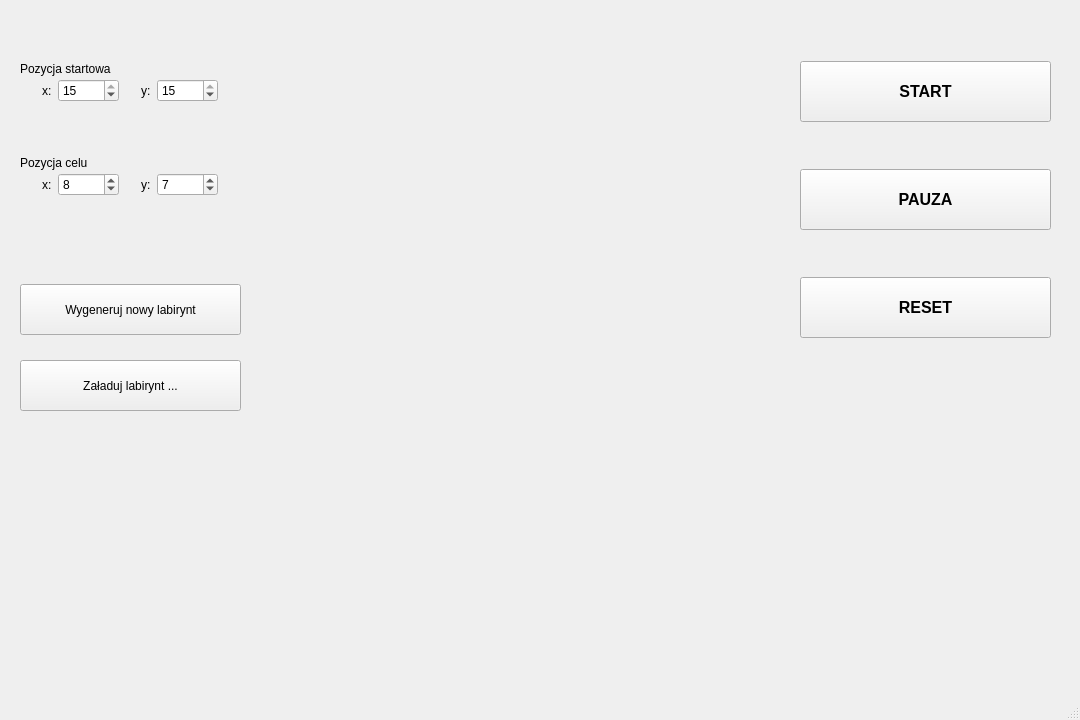
Mateusz533/micromouse, file mainwindow.ui: the form before one commit.
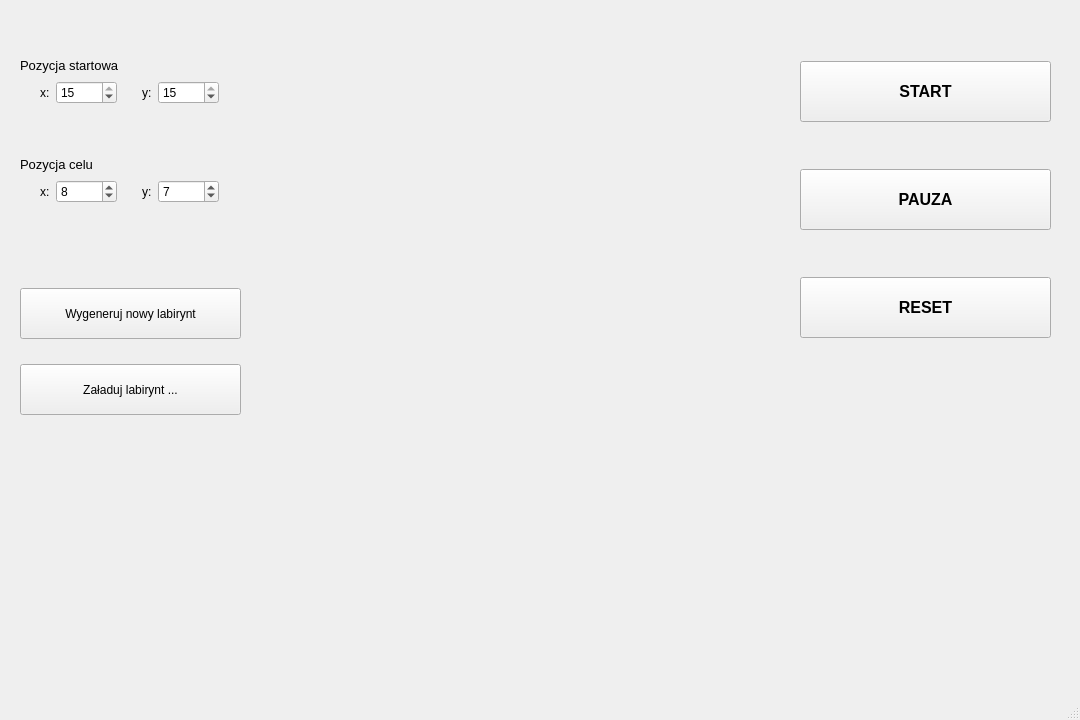
The form after the commit. Custom widgets are drawn as their Qt base class.

Commit message: Optimize algorithms and layout

```diff
--- a/mainwindow.ui
+++ b/mainwindow.ui
@@ -10,10 +10,34 @@
     <height>720</height>
    </rect>
   </property>
+  <property name="sizePolicy">
+   <sizepolicy hsizetype="Preferred" vsizetype="Preferred">
+    <horstretch>0</horstretch>
+    <verstretch>0</verstretch>
+   </sizepolicy>
+  </property>
+  <property name="minimumSize">
+   <size>
+    <width>1080</width>
+    <height>580</height>
+   </size>
+  </property>
+  <property name="maximumSize">
+   <size>
+    <width>1080</width>
+    <height>720</height>
+   </size>
+  </property>
   <property name="windowTitle">
    <string>MainWindow</string>
   </property>
   <widget class="QWidget" name="centralwidget">
+   <property name="minimumSize">
+    <size>
+     <width>0</width>
+     <height>0</height>
+    </size>
+   </property>
    <widget class="QWidget" name="layoutWidget">
     <property name="geometry">
      <rect>
@@ -110,7 +134,7 @@
        <item>
         <layout class="QVBoxLayout" name="verticalLayout_4">
          <property name="spacing">
-          <number>0</number>
+          <number>5</number>
          </property>
          <item>
           <widget class="QLabel" name="lbStartPose">
@@ -120,6 +144,12 @@
              <height>21</height>
             </size>
            </property>
+           <property name="font">
+            <font>
+             <pointsize>10</pointsize>
+             <underline>false</underline>
+            </font>
+           </property>
            <property name="text">
             <string>Pozycja startowa</string>
            </property>
@@ -218,7 +248,10 @@
        <item>
         <layout class="QVBoxLayout" name="verticalLayout_5">
          <property name="spacing">
-          <number>0</number>
+          <number>5</number>
+         </property>
+         <property name="sizeConstraint">
+          <enum>QLayout::SetDefaultConstraint</enum>
          </property>
          <item>
           <widget class="QLabel" name="lbTargetPose">
@@ -228,6 +261,20 @@
              <height>21</height>
             </size>
            </property>
+           <property name="font">
+            <font>
+             <pointsize>10</pointsize>
+            </font>
+           </property>
+           <property name="layoutDirection">
+            <enum>Qt::LeftToRight</enum>
+           </property>
+           <property name="frameShape">
+            <enum>QFrame::NoFrame</enum>
+           </property>
+           <property name="frameShadow">
+            <enum>QFrame::Plain</enum>
+           </property>
            <property name="text">
             <string>Pozycja celu</string>
            </property>
@@ -338,6 +385,11 @@
            <height>51</height>
           </size>
          </property>
+         <property name="font">
+          <font>
+           <pointsize>9</pointsize>
+          </font>
+         </property>
          <property name="text">
           <string>Wygeneruj nowy labirynt</string>
          </property>
```
Left out of the diff: 2 changed lines with no effect on the pictures. The commit also changes 18 other files.
